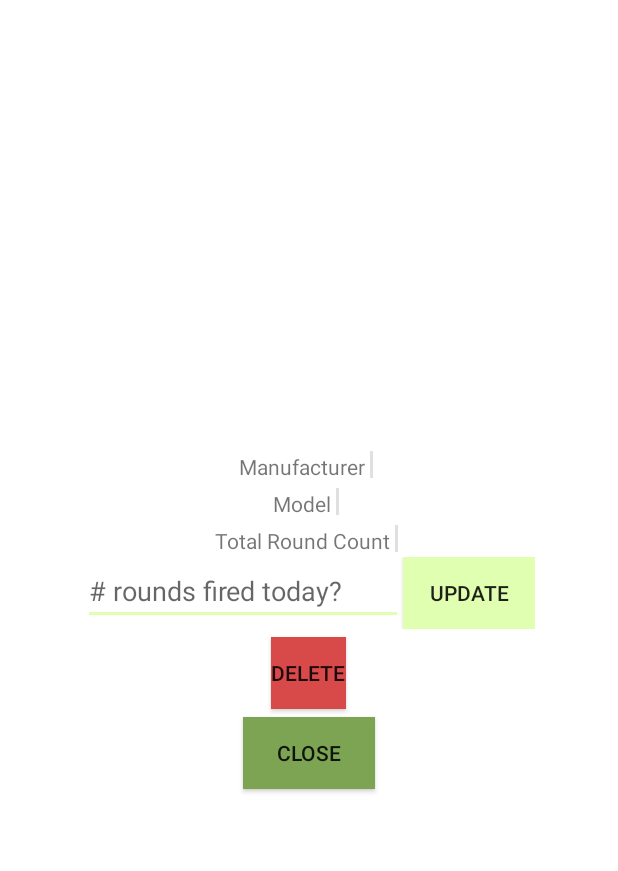
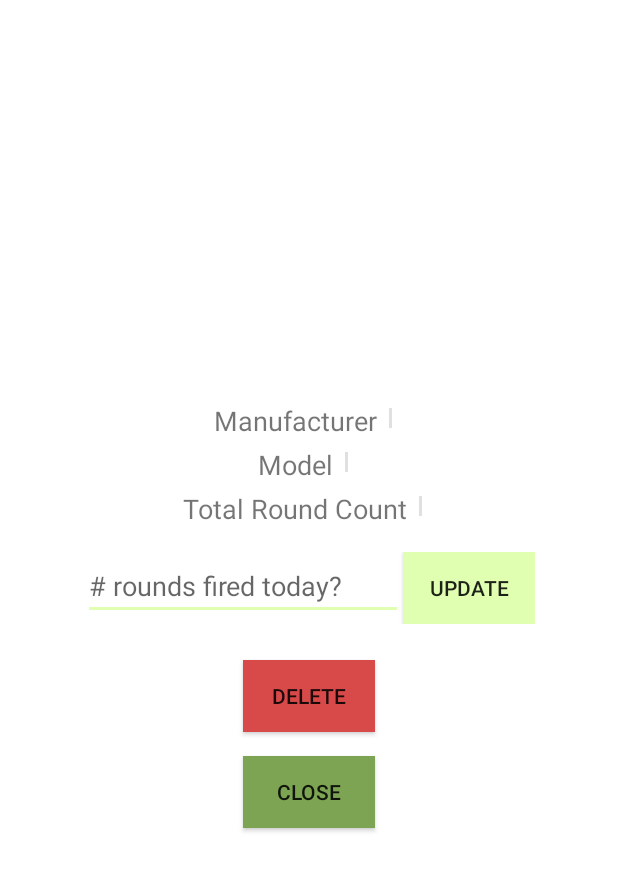
Before and after one commit to prescottwhite/gunlog, an Android app: the layout fragment_view_gun.xml on its own in the app's theme, with its tools: preview values and no code run, on a phone screen of 412 x 824 dp. Shown: the top 871 px of the screen. Run offline under Robolectric (Android 15) with nearby library versions, the phone set to English and light mode, and no system bars.

Commit message:
Change spacing of fragment elements

```diff
--- a/app/src/main/res/layout/divider_view.xml
+++ b/app/src/main/res/layout/divider_view.xml
@@ -2,7 +2,7 @@
 <View
     android:layout_width="2dp"
     android:layout_height="match_parent"
-    android:layout_margin="3dp"
+    android:layout_margin="@dimen/small_padding"
     android:layout_weight="1"
     android:background="?android:attr/listDivider"
     xmlns:android="http://schemas.android.com/apk/res/android" />
--- a/app/src/main/res/layout/fragment_view_gun.xml
+++ b/app/src/main/res/layout/fragment_view_gun.xml
@@ -1,8 +1,8 @@
 <?xml version="1.0" encoding="utf-8"?>
 <LinearLayout xmlns:android="http://schemas.android.com/apk/res/android"
+    xmlns:app="http://schemas.android.com/apk/res-auto"
     android:layout_width="match_parent"
     android:layout_height="match_parent"
-    xmlns:app="http://schemas.android.com/apk/res-auto"
     android:animateLayoutChanges="true"
     android:background="#FFFFFF"
     android:clickable="true"
@@ -20,7 +20,8 @@
             android:layout_width="wrap_content"
             android:layout_height="wrap_content"
             android:layout_weight="1"
-            android:text="@string/text_manufacturer" />
+            android:text="@string/text_manufacturer"
+            android:textSize="@dimen/text_medium" />
 
         <include layout="@layout/divider_view" />
 
@@ -28,7 +29,8 @@
             android:id="@+id/textViewFragMfr"
             android:layout_width="wrap_content"
             android:layout_height="wrap_content"
-            android:textSize="18sp" />
+            android:textColor="@color/colorTextDark"
+            android:textSize="@dimen/text_large" />
     </LinearLayout>
 
     <LinearLayout
@@ -41,7 +43,8 @@
             android:layout_width="wrap_content"
             android:layout_height="wrap_content"
             android:layout_weight="1"
-            android:text="@string/text_model" />
+            android:text="@string/text_model"
+            android:textSize="@dimen/text_medium" />
 
         <include layout="@layout/divider_view" />
 
@@ -49,7 +52,8 @@
             android:id="@+id/textViewFragModel"
             android:layout_width="wrap_content"
             android:layout_height="wrap_content"
-            android:textSize="18sp" />
+            android:textColor="@color/colorTextDark"
+            android:textSize="@dimen/text_large" />
     </LinearLayout>
 
     <LinearLayout
@@ -62,7 +66,8 @@
             android:layout_width="wrap_content"
             android:layout_height="wrap_content"
             android:layout_weight="1"
-            android:text="@string/text_total_rounds" />
+            android:text="@string/text_total_rounds"
+            android:textSize="@dimen/text_medium" />
 
         <include layout="@layout/divider_view" />
 
@@ -70,12 +75,14 @@
             android:id="@+id/textViewFragTotalRounds"
             android:layout_width="wrap_content"
             android:layout_height="wrap_content"
-            android:textSize="18sp" />
+            android:textColor="@color/colorTextDark"
+            android:textSize="@dimen/text_large" />
     </LinearLayout>
 
     <LinearLayout
         android:layout_width="wrap_content"
         android:layout_height="wrap_content"
+        android:layout_margin="@dimen/big_padding"
         android:orientation="horizontal">
 
         <EditText
@@ -98,10 +105,10 @@
 
     <Button
         android:id="@+id/buttonDeleteGun"
-        style="@style/Widget.AppCompat.Button.Small"
+        style="@android:style/Widget.Material.Light.Button"
         android:layout_width="wrap_content"
         android:layout_height="wrap_content"
-        android:layout_margin="5dp"
+        android:layout_margin="@dimen/small_padding"
         android:background="@color/colorDelete"
         android:text="@string/button_delete" />
 
@@ -109,6 +116,7 @@
         android:id="@+id/buttonCloseFragment"
         android:layout_width="wrap_content"
         android:layout_height="wrap_content"
+        android:layout_margin="@dimen/small_padding"
         android:background="@color/colorPrimaryDark"
         android:text="@string/button_close" />
 
--- a/app/src/main/res/values/colors.xml
+++ b/app/src/main/res/values/colors.xml
@@ -4,4 +4,6 @@
     <color name="colorPrimaryDark">#7ca453</color>
     <color name="colorAccent">#e0ffb1</color>
     <color name="colorDelete">#D84949</color>
+
+    <color name="colorTextDark">#000000</color>
 </resources>
--- a/app/src/main/res/values/dimens.xml
+++ b/app/src/main/res/values/dimens.xml
@@ -13,5 +13,9 @@
     -->
     <dimen name="inner_frame_layout_padding">5dp</dimen>
 
+    <dimen name="text_medium">18sp</dimen>
+    <dimen name="text_large">22sp</dimen>
+
+    <dimen name="small_padding">8dp</dimen>
     <dimen name="big_padding">16dp</dimen>
 </resources>
```
